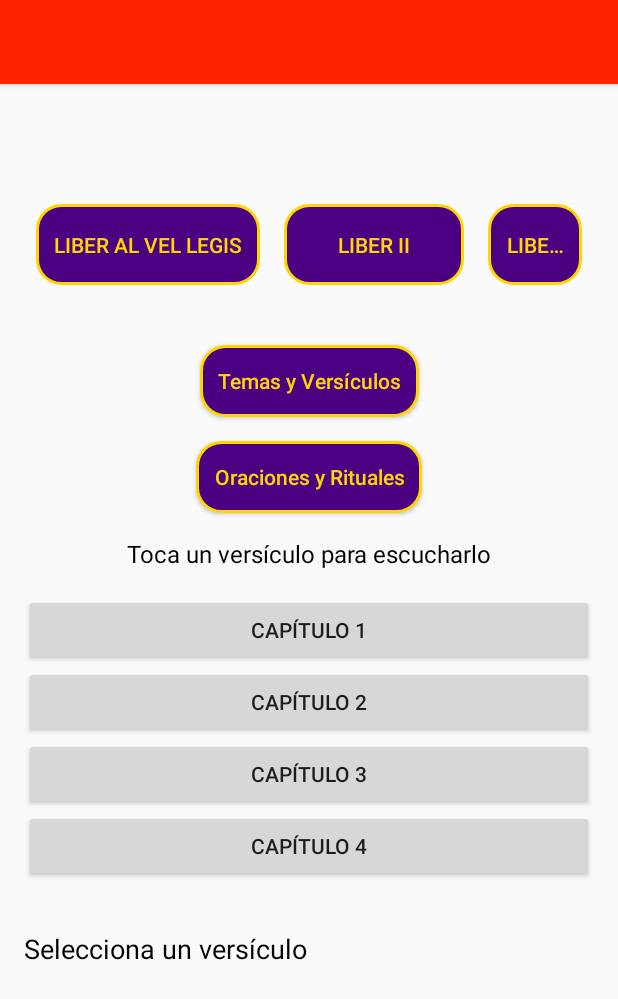
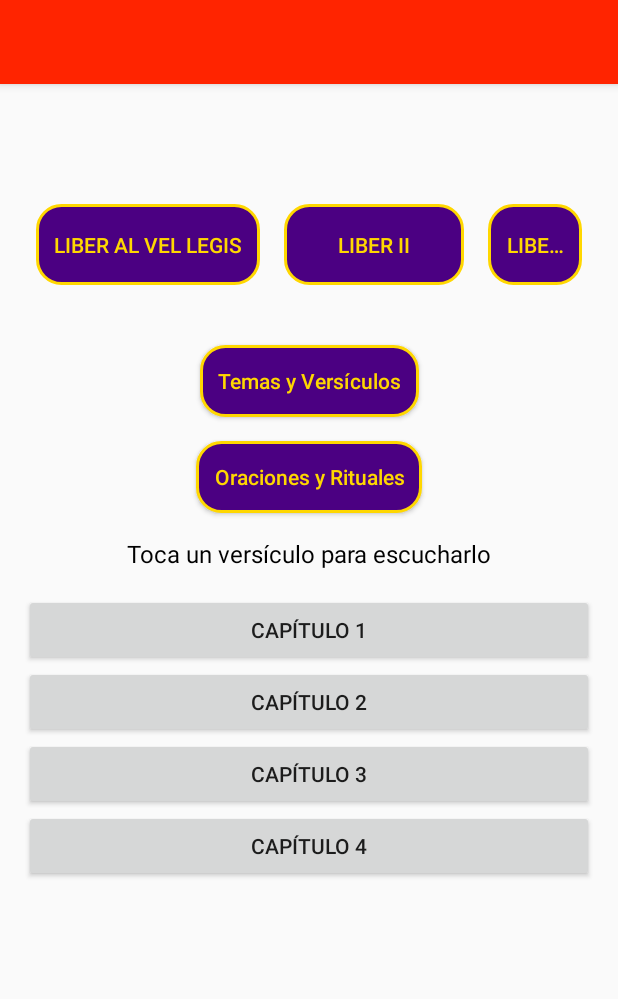
Before and after one commit to haru9393/thelema, an Android app built with Jetpack Compose: the screen it shows after launch (MainActivity), after a tap on "LIBER AL VEL LEGIS", on a phone screen of 412 x 824 dp. Shown: the top 999 px of the screen. Run offline under Robolectric (Android 15) with nearby library versions, the phone set to English and light mode, and no system bars.

Commit message:
cambios 9

```diff
--- a/app/src/main/java/com/example/thelema/MainActivity.kt
+++ b/app/src/main/java/com/example/thelema/MainActivity.kt
@@ -1,19 +1,21 @@
 package com.example.thelema
-import android.view.View
+
 import android.content.Intent
 import android.os.Bundle
 import android.speech.tts.TextToSpeech
 import android.util.Log
-import android.widget.*
+import android.view.View
+import android.widget.Button
+import android.widget.LinearLayout
+import android.widget.ScrollView
+import android.widget.TextView
+import android.widget.Toast
 import androidx.appcompat.app.AppCompatActivity
-import androidx.work.*
-import java.util.*
-import java.util.concurrent.TimeUnit
+import java.util.Locale
 
 class MainActivity : AppCompatActivity(), TextToSpeech.OnInitListener {
 
     private lateinit var tts: TextToSpeech
-
 
     private val bookContentData: Map<String, Map<String, Map<String, String>>> = mapOf(
         "Liber AL vel Legis" to mapOf(
@@ -112,69 +114,55 @@ class MainActivity : AppCompatActivity(), TextToSpeech.OnInitListener {
         )
     )
 
+
     override fun onCreate(savedInstanceState: Bundle?) {
         super.onCreate(savedInstanceState)
         setContentView(R.layout.activity_main)
 
-        // Inicialización de TTS
         tts = TextToSpeech(this, this)
-
-        // Llamada para agendar notificación diaria
-        scheduleDailyNotification()
 
         val buttonLiberAlVelLegis = findViewById<Button>(R.id.buttonLiberAlVelLegis)
         val buttonLiberIi = findViewById<Button>(R.id.buttonLiberIi)
         val buttonLiberTzaddi = findViewById<Button>(R.id.buttonLiberTzaddi)
-        val buttonThemes = findViewById<Button>(R.id.buttonThemes)
+
+        buttonLiberAlVelLegis.setOnClickListener { showChapters("Liber AL vel Legis") }
+        buttonLiberIi.setOnClickListener { showChapters("Liber II") }
+        buttonLiberTzaddi.setOnClickListener { showChapters("Liber Tzaddi") }
+
         val buttonOraciones = findViewById<Button>(R.id.buttonOraciones)
         val oracionesContainer = findViewById<LinearLayout>(R.id.oracionesContainer)
-
-        // Ocultar el contenedor de oraciones al inicio
         oracionesContainer.visibility = View.GONE
-
-        buttonLiberAlVelLegis.setOnClickListener {
-            showChapters(bookContentData["Liber AL vel Legis"] ?: emptyMap())
-        }
-
-        buttonLiberIi.setOnClickListener {
-            showChapters(bookContentData["Liber II"] ?: emptyMap())
-        }
-
-        buttonLiberTzaddi.setOnClickListener {
-            showChapters(bookContentData["Liber Tzaddi"] ?: emptyMap())
-        }
-
-        buttonThemes.setOnClickListener {
-            val intent = Intent(this, ThemesActivity::class.java)
-            startActivity(intent)
-        }
 
         buttonOraciones.setOnClickListener {
             oracionesContainer.visibility = if (oracionesContainer.visibility == View.GONE) View.VISIBLE else View.GONE
         }
     }
 
-    private fun showChapters(chapters: Map<String, Map<String, String>>) {
+    private fun showChapters(book: String) {
         val themesContainer = findViewById<LinearLayout>(R.id.themesContainer)
-        val textView = findViewById<TextView>(R.id.textView)
+        themesContainer.removeAllViews()
 
-        themesContainer.removeAllViews()
-        textView.text = getString(R.string.select_verse)
+        val chapters = bookContentData[book] ?: emptyMap()
 
         for ((chapter, verses) in chapters) {
             val chapterButton = Button(this)
             chapterButton.text = chapter
-            chapterButton.setOnClickListener { showVerses(verses) }
+            chapterButton.setOnClickListener {
+                showVerses(verses)
+            }
             themesContainer.addView(chapterButton)
         }
     }
 
     private fun showVerses(verses: Map<String, String>) {
         val themesContainer = findViewById<LinearLayout>(R.id.themesContainer)
+        val shareButtonContainer = findViewById<LinearLayout>(R.id.shareButtonContainer)
         val scrollView = findViewById<ScrollView>(R.id.scrollView)
         val textView = findViewById<TextView>(R.id.textView)
 
         themesContainer.removeAllViews()
+        shareButtonContainer.removeAllViews()
+        shareButtonContainer.visibility = View.GONE
 
         var selectedVerse: String? = null
 
@@ -204,7 +192,9 @@ class MainActivity : AppCompatActivity(), TextToSpeech.OnInitListener {
                 Toast.makeText(this, getString(R.string.select_verse_first), Toast.LENGTH_SHORT).show()
             }
         }
-        themesContainer.addView(shareButton)
+
+        shareButtonContainer.addView(shareButton)
+        shareButtonContainer.visibility = View.VISIBLE
     }
 
     private fun speakVerse(verseText: String) {
@@ -212,31 +202,6 @@ class MainActivity : AppCompatActivity(), TextToSpeech.OnInitListener {
             tts.stop()
         }
         tts.speak(verseText, TextToSpeech.QUEUE_FLUSH, null, null)
-    }
-
-    private fun scheduleDailyNotification() {
-        val calendar = Calendar.getInstance().apply {
-            set(Calendar.HOUR_OF_DAY, 18) // 6:00 PM
-            set(Calendar.MINUTE, 0)
-            set(Calendar.SECOND, 0)
-        }
-
-        val now = Calendar.getInstance()
-        if (calendar.before(now)) {
-            calendar.add(Calendar.DAY_OF_MONTH, 1) // Si ya pasó la hora, programa para mañana
-        }
-
-        val initialDelay = calendar.timeInMillis - now.timeInMillis
-
-        val workRequest = PeriodicWorkRequestBuilder<DailyVerseWorker>(1, TimeUnit.DAYS)
-            .setInitialDelay(initialDelay, TimeUnit.MILLISECONDS)
-            .build()
-
-        WorkManager.getInstance(this).enqueueUniquePeriodicWork(
-            "DailyNotification",
-            ExistingPeriodicWorkPolicy.UPDATE,
-            workRequest
-        )
     }
 
     override fun onInit(status: Int) {
--- a/app/src/main/res/layout/activity_main.xml
+++ b/app/src/main/res/layout/activity_main.xml
@@ -4,7 +4,6 @@
     android:layout_width="match_parent"
     android:layout_height="match_parent">
 
-    <!-- Toolbar -->
     <androidx.appcompat.widget.Toolbar
         android:id="@+id/toolbar"
         android:layout_width="0dp"
@@ -15,7 +14,6 @@
         app:layout_constraintStart_toStartOf="parent"
         app:layout_constraintTop_toTopOf="parent" />
 
-    <!-- Botones -->
     <LinearLayout
         android:id="@+id/buttonsContainer"
         android:layout_width="0dp"
@@ -74,7 +72,6 @@
             style="?android:attr/buttonBarButtonStyle"/>
     </LinearLayout>
 
-    <!-- Botón para Temas y Versículos -->
     <Button
         android:id="@+id/buttonThemes"
         android:layout_width="wrap_content"
@@ -89,7 +86,6 @@
         app:layout_constraintStart_toStartOf="parent"
         app:layout_constraintEnd_toEndOf="parent"/>
 
-    <!-- Botón para Oraciones y Rituales -->
     <Button
         android:id="@+id/buttonOraciones"
         android:layout_width="wrap_content"
@@ -104,7 +100,6 @@
         app:layout_constraintStart_toStartOf="parent"
         app:layout_constraintEnd_toEndOf="parent"/>
 
-    <!-- Instrucciones -->
     <TextView
         android:id="@+id/instructionText"
         android:layout_width="wrap_content"
@@ -117,7 +112,6 @@
         app:layout_constraintStart_toStartOf="parent"
         app:layout_constraintEnd_toEndOf="parent" />
 
-    <!-- themesContainer -->
     <LinearLayout
         android:id="@+id/themesContainer"
         android:layout_width="match_parent"
@@ -128,7 +122,17 @@
         app:layout_constraintStart_toStartOf="parent"
         app:layout_constraintEnd_toEndOf="parent"/>
 
-    <!-- Contenedor de Oraciones y Rituales -->
+    <LinearLayout
+        android:id="@+id/shareButtonContainer"
+        android:layout_width="match_parent"
+        android:layout_height="wrap_content"
+        android:orientation="vertical"
+        android:padding="16dp"
+        android:visibility="gone"
+        app:layout_constraintTop_toBottomOf="@+id/themesContainer"
+        app:layout_constraintStart_toStartOf="parent"
+        app:layout_constraintEnd_toEndOf="parent"/>
+
     <LinearLayout
         android:id="@+id/oracionesContainer"
         android:layout_width="match_parent"
@@ -146,7 +150,6 @@
             android:text="@string/oraciones_y_rituales"/>
     </LinearLayout>
 
-    <!-- ScrollView -->
     <ScrollView
         android:id="@+id/scrollView"
         android:layout_width="0dp"
```
